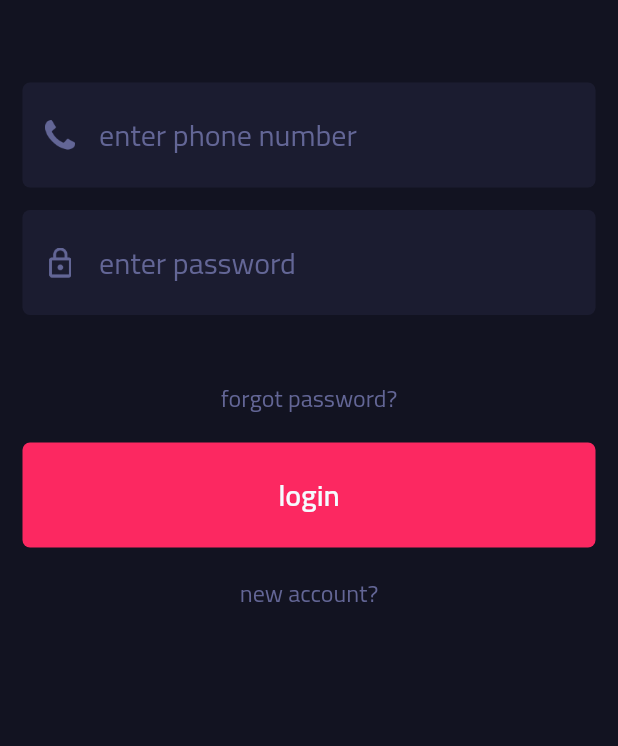
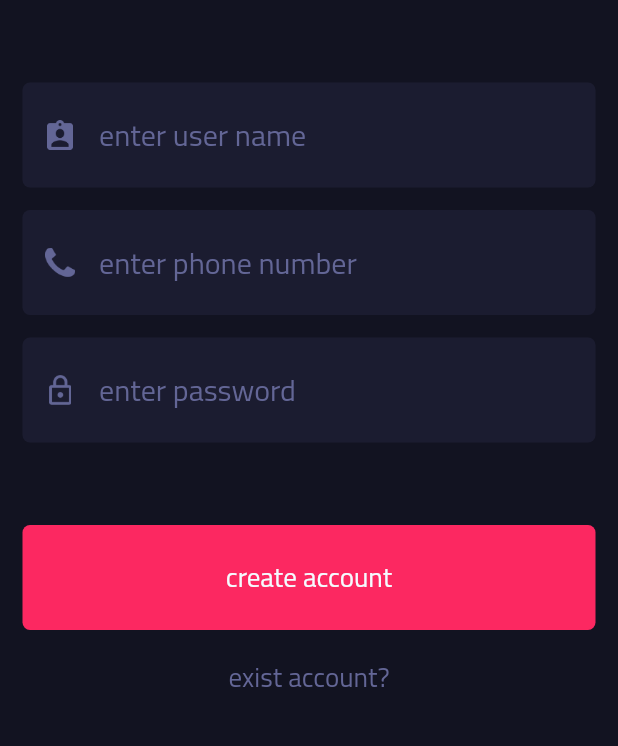
Before and after one commit to evalsxonted/seller-app, a Flutter app: the Login screen opened by its route, after a tap on "new account?", on a phone screen of 412 x 824 dp, the part 135-881 px from its top. Run offline on Flutter 3.47's test engine with Material 2 defaults, Android fonts, the phone set to English and light mode, and no system bars; our stand-ins replace carousel_slider, hive, sqflite; accounts and stored records are empty.

Commit message:
signup fragment added

```diff
--- a/lib/pages/login/login_fragment.dart
+++ b/lib/pages/login/login_fragment.dart
@@ -1,46 +1,26 @@
 import 'package:flutter/material.dart';
-import 'package:seller/pages/start/material_app_props_controller.dart';
-import 'package:seller/utilities/langauges.dart';
+import 'package:seller/pages/login/login_w.dart';
+import 'package:seller/pages/login/signup_fragment.dart';
 import 'package:seller/utilities/ui_helper.dart';
 import 'package:seller/widgets/button_main.dart';
+import 'package:seller/widgets/home_wrapper.dart';
 import 'package:seller/widgets/input.dart';
 
+import 'logo_bar.dart';
+
 class LoginFragment extends StatelessWidget {
-  final HelperUI _ui = HelperUI(PropsHandler.getContext);
-  final Languages _languages = Languages(PropsHandler.singleton.getLocale);
-  static TextEditingController phoneController = TextEditingController();
-  static TextEditingController passwordController = TextEditingController();
+  static TextEditingController _phoneController = TextEditingController();
+  static TextEditingController _passwordController = TextEditingController();
   @override
   Widget build(BuildContext context) {
+    HomeInherited homeInherited = HomeInherited.of(context)!;
     return SingleChildScrollView(
       child: Column(
         crossAxisAlignment: CrossAxisAlignment.center,
         children: [
-          Container(
-            width: _ui.maxWidth,
-            margin: EdgeInsets.only(
-                left: HelperUI.largePadding,
-                top: HelperUI.extraLargePadding,
-                right: HelperUI.largePadding,
-                bottom: HelperUI.extraLargePadding),
-            child: Row(
-              mainAxisAlignment: MainAxisAlignment.spaceBetween,
-              children: [
-                Image.asset(
-                  "assets/logo.png",
-                  width: 50,
-                  height: 50,
-                ),
-                Text(
-                    _languages.getText("logo"),
-                  style: Theme.of(context)
-                      .textTheme
-                      .headline1
-                      ?.copyWith(color: Theme.of(context).hintColor),
-                ),
-              ],
-            ),
-          ),
+          //logo bar
+          LogoBar(),
+          //phone input
           Container(
             margin: EdgeInsets.only(
               right: HelperUI.largePadding,
@@ -49,8 +29,8 @@ class LoginFragment extends StatelessWidget {
             ),
             child: CustomInput(
               key: Key("phone"),
-              editingController: phoneController,
-              hintText:  _languages.getText("enterPhone"),
+              editingController: _phoneController,
+              hintText: homeInherited.languages.getText("enterPhone"),
               inputIcon: Image.asset(
                 "assets/phone.png",
                 width: 20,
@@ -58,6 +38,7 @@ class LoginFragment extends StatelessWidget {
               ),
             ),
           ),
+          //password input
           Container(
             margin: EdgeInsets.only(
                 right: HelperUI.largePadding,
@@ -66,8 +47,8 @@ class LoginFragment extends StatelessWidget {
                 bottom: HelperUI.extraLargePadding),
             child: CustomInput(
               key: Key("password"),
-              editingController: passwordController,
-              hintText: _languages.getText("enterPassword"),
+              editingController: _passwordController,
+              hintText: homeInherited.languages.getText("enterPassword"),
               inputIcon: Image.asset(
                 "assets/password.png",
                 width: 20,
@@ -76,37 +57,36 @@ class LoginFragment extends StatelessWidget {
             ),
           ),
           InkWell(
-            onTap: () { },
+            onTap: () {},
             child: Text(
-              _languages.getText("forgotPassword"),
-              style: Theme.of(context)
-                  .textTheme
-                  .bodyText2
-                  ?.copyWith(color: Theme.of(context).hintColor),
+              homeInherited.languages.getText("forgotPassword"),
+              style: homeInherited.ui.normalTextStyle
+                  ?.copyWith(color: homeInherited.ui.hintColor),
             ),
           ),
           Container(
             margin: EdgeInsets.only(
-                right: HelperUI.largePadding, left: HelperUI.largePadding, top: HelperUI.largePadding, bottom: HelperUI.largePadding),
+                right: HelperUI.largePadding,
+                left: HelperUI.largePadding,
+                top: HelperUI.largePadding,
+                bottom: HelperUI.largePadding),
             child: MainButton(
-              buttonText: _languages.getText("login"),
+              buttonText: homeInherited.languages.getText("login"),
               buttonType: ButtonType.primary,
-              buttonFunction: (){},
+              buttonFunction: () {},
             ),
           ),
           InkWell(
-            onTap: (){},
+            onTap: () => goToSignUpFragment(context),
             child: Text(
-              _languages.getText("newAccount"),
-              style: Theme.of(context)
-                  .textTheme
-                  .bodyText2
-                  ?.copyWith(color: Theme.of(context).hintColor),
+              homeInherited.languages.getText("newAccount"),
+              style: homeInherited.ui.normalTextStyle
+                  ?.copyWith(color: homeInherited.ui.hintColor),
             ),
           ),
         ],
       ),
     );
-
   }
+  goToSignUpFragment(BuildContext context) => LoginInherit.of(context)!.loginController.changePage = SignUpFragment();
 }
--- a/lib/pages/login/login_w.dart
+++ b/lib/pages/login/login_w.dart
@@ -1,7 +1,6 @@
 import 'package:flutter/material.dart';
 import 'package:seller/pages/login/login_c.dart';
-import 'package:seller/pages/start/material_app_props_controller.dart';
-import 'package:seller/utilities/ui_helper.dart';
+import 'package:seller/widgets/home_wrapper.dart';
 import 'package:seller/widgets/overlay_c.dart';
 import 'package:seller/widgets/overlay_w.dart';
 
@@ -27,16 +26,16 @@ class LoginInherit extends InheritedWidget {
 }
 
 class Login extends StatelessWidget {
-  final HelperUI _helperUI = HelperUI(PropsHandler.getContext);
   @override
   Widget build(BuildContext context) {
+    // HomeInherited homeInherited = HomeInherited.of(context)!;
     return LoginInherit(
         loginController: LoginController(),
         overlayController: MyOverlayController(),
         child: Builder(
           builder: (context) =>
              Scaffold(
-              backgroundColor: _helperUI.bgColor,
+              backgroundColor: HomeInherited.of(context)!.ui.bgColor,
               appBar: null,
               body: MyOverlay(
                 overlayChild: ValueListenableBuilder(
--- a/lib/pages/login/logo_bar.dart
+++ b/lib/pages/login/logo_bar.dart
@@ -0,0 +1,33 @@
+import 'package:flutter/material.dart';
+import 'package:seller/utilities/ui_helper.dart';
+import 'package:seller/widgets/home_wrapper.dart';
+
+class LogoBar extends StatelessWidget {
+  @override
+  Widget build(BuildContext context) {
+    HomeInherited homeInherited = HomeInherited.of(context)!;
+    return Container(
+      width: homeInherited.ui.maxWidth,
+      margin: EdgeInsets.only(
+          left: HelperUI.largePadding,
+          top: HelperUI.extraLargePadding,
+          right: HelperUI.largePadding,
+          bottom: HelperUI.extraLargePadding),
+      child: Row(
+        mainAxisAlignment: MainAxisAlignment.spaceBetween,
+        children: [
+          Image.asset(
+            "assets/logo.png",
+            width: 50,
+            height: 50,
+          ),
+          Text(
+            homeInherited.languages.getText("logo"),
+            style: homeInherited.ui.bigTitleTextStyle
+                ?.copyWith(color: homeInherited.ui.hintColor),
+          ),
+        ],
+      ),
+    );
+  }
+}
--- /dev/null
+++ b/lib/pages/login/signup_fragment.dart
@@ -0,0 +1,145 @@
+
+import 'package:flutter/material.dart';
+import 'package:seller/utilities/ui_helper.dart';
+import 'package:seller/widgets/button_main.dart';
+import 'package:seller/widgets/home_wrapper.dart';
+import 'package:seller/widgets/input.dart';
+
+import 'login_fragment.dart';
+import 'login_w.dart';
+import 'logo_bar.dart';
+
+class SignUpFragment extends StatelessWidget {
+  static TextEditingController _nameController = TextEditingController();
+  static TextEditingController _phoneController = TextEditingController();
+  static TextEditingController _passwordController = TextEditingController();
+
+  @override
+  Widget build(BuildContext context) {
+    HomeInherited homeInherited = HomeInherited.of(context)!;
+    return Column(
+      crossAxisAlignment: CrossAxisAlignment.center,
+      children: [
+        LogoBar(),
+        Container(
+          margin: EdgeInsets.only(
+            right: HelperUI.largePadding,
+            left: HelperUI.largePadding,
+            top: HelperUI.largePadding,
+          ),
+          child: CustomInput(
+            editingController: _nameController,
+            hintText: homeInherited.languages.getText("enterName"),
+            inputIcon: Image.asset(
+              "assets/person.png",
+              width: 20,
+              height: 20,
+            ),
+          ),
+        ),
+        Container(
+          margin: EdgeInsets.only(
+            right: HelperUI.largePadding,
+            left: HelperUI.largePadding,
+            top: HelperUI.largePadding,
+          ),
+          child: CustomInput(
+            editingController: _phoneController,
+            hintText: homeInherited.languages.getText("enterPhone"),
+            inputIcon: Image.asset(
+              "assets/phone.png",
+              width: 20,
+              height: 20,
+            ),
+          ),
+        ),
+        Container(
+          margin: EdgeInsets.only(
+            right: HelperUI.largePadding,
+            left: HelperUI.largePadding,
+            top: HelperUI.largePadding,
+            bottom: HelperUI.extraLargePadding,
+          ),
+          child: CustomInput(
+            editingController: _passwordController,
+            hintText: homeInherited.languages.getText("enterPassword"),
+            inputIcon: Image.asset(
+              "assets/password.png",
+              width: 20,
+              height: 20,
+            ),
+          ),
+        ),
+        Container(
+          margin: EdgeInsets.only(
+              right: HelperUI.largePadding,
+              left: HelperUI.largePadding,
+              top: HelperUI.largePadding,
+              bottom: HelperUI.largePadding),
+          child: MainButton(
+            buttonText: homeInherited.languages.getText("createAccount"),
+            buttonType: ButtonType.primary,
+            buttonFunction: () {},
+          ),
+        ),
+        InkWell(
+          onTap: () => goToLoginFragment(context),
+          child: Text(
+            homeInherited.languages.getText("alreadyExist"),
+            style: homeInherited.ui.normalTextStyle
+                ?.copyWith(color: homeInherited.ui.hintColor),
+          ),
+        ),
+      ],
+    );
+  }
+
+  goToLoginFragment(BuildContext context) => LoginInherit.of(context)!.loginController.changePage = LoginFragment();
+
+  validPhone(String phoneText) {
+    if (phoneText.length == 11) {
+      int phone;
+      try {
+        phone = int.parse(phoneText);
+      } on Exception {
+        return -1;
+      }
+      if (phoneText.substring(0, 2) != "07") {
+        return -1;
+      } else {
+        return phone;
+      }
+    }
+    //
+    else if (phoneText.length == 10) {
+      int phone;
+      try {
+        phone = int.parse(phoneText);
+      } on Exception {
+        return -1;
+      }
+      if (phoneText.substring(0, 1) != "7") {
+        return -1;
+      } else {
+        return phone;
+      }
+    }
+    //
+    else if (phoneText.length == 15) {
+      int phone;
+      try {
+        phone = int.parse(phoneText.substring(5));
+      } on Exception {
+        return -1;
+      }
+      if (phoneText.substring(0, 5) != "00964") {
+        return -1;
+      } else {
+        return phone;
+      }
+    } else {
+      return -1;
+    }
+  }
+
+}
--- a/lib/pages/start/material_app_props_controller.dart
+++ b/lib/pages/start/material_app_props_controller.dart
@@ -10,7 +10,7 @@ class PropsHandler{
   late ValueNotifier<int> _valueNotifier;
   ThemeProvider _themeProvider = ThemeProvider();
   LocaleProvider _localeProvider = LocaleProvider();
-  static GlobalKey<NavigatorState> navigatorKey = GlobalKey<NavigatorState>();
+  GlobalKey<NavigatorState> navigatorKey = GlobalKey<NavigatorState>();
   late ThemeMode _themeMode ;
   late Locale _locale;
 
@@ -59,6 +59,6 @@ class PropsHandler{
   ThemeMode get getThemeMode => _themeMode;
   Locale get getLocale => _locale;
   TextDirection get getTextDirection => _currentDirectionality(_locale);
-  static BuildContext get getContext => navigatorKey.currentContext!;
+   BuildContext get getContext => navigatorKey.currentContext!;
 
 }
--- a/lib/pages/welcome/carousel_indicator.dart
+++ b/lib/pages/welcome/carousel_indicator.dart
@@ -1,4 +1,5 @@
 import 'package:flutter/material.dart';
+import 'package:seller/widgets/home_wrapper.dart';
 
 import 'welcome_w.dart';
 
@@ -26,8 +27,8 @@ class CarouselIndicator extends StatelessWidget {
                   decoration: BoxDecoration(
                     shape: BoxShape.circle,
                     color: currentIndex == index
-                        ? Colors.white
-                        : Theme.of(context).primaryColor,
+                        ? HomeInherited.of(context)!.ui.highlightColor
+                        : HomeInherited.of(context)!.ui.primaryButtonColor,
                   ),
                 );
               },
--- a/lib/utilities/langauges.dart
+++ b/lib/utilities/langauges.dart
@@ -34,6 +34,10 @@ class Languages {
     "login": "تسجيل الدخول",
     "newAccount": "انشاء حساب؟",
     "enterPhone": "ادخل رقم الهاتف",
+    //login screen - signup fragment
+    "enterName": "ادخل اسم المستخدم",
+    "createAccount": "تسجيل الحساب",
+    "alreadyExist": "لديك حساب؟",
 
   };
   static Map<String, String> _englishLanguage = {
@@ -71,6 +75,11 @@ class Languages {
     "login": "login",
     "newAccount": "new account?",
     "enterPhone": "enter phone number",
+    //login screen - signup fragment
+    "enterName": "enter user name",
+    "createAccount": "create account",
+    "alreadyExist": "exist account?",
+
 
   };
 
--- a/lib/utilities/theme_provider.dart
+++ b/lib/utilities/theme_provider.dart
@@ -17,28 +17,31 @@ class ThemeProvider{
     highlightColor: Color(0xffF5FBFF),
     dialogBackgroundColor: Color(0xff35363A),
     textTheme: TextTheme(
-      //normal text
-      bodyText1: TextStyle(
-        fontSize: 20,
-        fontWeight: FontWeight.w600,
-      ),
-      bodyText2: TextStyle(
-        fontSize: 16,
-        fontWeight: FontWeight.w400,
-      ),
-      //titles and headlines
+
+      //big title
       headline1: TextStyle(
         fontSize: 25,
         fontWeight: FontWeight.w800,
       ),
+      //normal title
       headline2: TextStyle(
-        fontSize: 20,
+        fontSize: 22,
         fontWeight: FontWeight.w700,
       ),
-      button: TextStyle(
+      //big body text
+      headline3: TextStyle(
         fontSize: 20,
         fontWeight: FontWeight.w600,
-        color: Color(0xffF5FBFF),
+      ),
+      //normal body text
+      headline4: TextStyle(
+        fontSize: 18,
+        fontWeight: FontWeight.w500,
+      ),
+      //small body text
+      headline5: TextStyle(
+        fontSize: 16,
+        fontWeight: FontWeight.w400,
       ),
       //caption == hint text
       caption: TextStyle(
@@ -64,28 +67,31 @@ class ThemeProvider{
     highlightColor: Color(0xffF5FBFF),
     dialogBackgroundColor: Color(0xff35363A),
     textTheme: TextTheme(
-      //normal text
-      bodyText1: TextStyle(
-        fontSize: 20,
-        fontWeight: FontWeight.w600,
-      ),
-      bodyText2: TextStyle(
-        fontSize: 16,
-        fontWeight: FontWeight.w400,
-      ),
-      //titles and headlines
+
+      //big title
       headline1: TextStyle(
         fontSize: 25,
         fontWeight: FontWeight.w800,
       ),
+      //normal title
       headline2: TextStyle(
-        fontSize: 20,
+        fontSize: 22,
         fontWeight: FontWeight.w700,
       ),
-      button: TextStyle(
+      //big body text
+      headline3: TextStyle(
         fontSize: 20,
         fontWeight: FontWeight.w600,
-        color: Color(0xffF5FBFF),
+      ),
+      //normal body text
+      headline4: TextStyle(
+        fontSize: 16,
+        fontWeight: FontWeight.w400,
+      ),
+      //small body text
+      headline5: TextStyle(
+        fontSize: 14,
+        fontWeight: FontWeight.w500,
       ),
       //caption == hint text
       caption: TextStyle(
--- a/lib/utilities/ui_helper.dart
+++ b/lib/utilities/ui_helper.dart
@@ -27,11 +27,38 @@ class HelperUI {
 
   Color get iconColor => _currentTheme.hintColor;
 
+  Color get highlightColor => _currentTheme.highlightColor;
+
   Color get textFieldBgColor => _currentTheme.canvasColor;
   TextStyle? get textFieldHintStyle => _currentTheme.textTheme.caption
       ?.copyWith(color: hintColor);
-  TextStyle? get textFieldTextStyle => _currentTheme.textTheme.bodyText1;
+  TextStyle? get textFieldTextStyle => _currentTheme.textTheme.headline4;
+
+  TextStyle? get bigTitleTextStyle => _currentTheme.textTheme.headline1;
+
+  TextStyle? get titleTextStyle => _currentTheme.textTheme.headline2;
+
+  TextStyle? get bigTextStyle => _currentTheme.textTheme.headline3;
+
+  TextStyle? get normalTextStyle => _currentTheme.textTheme.headline4;
+
+  TextStyle? get smallTextStyle => _currentTheme.textTheme.headline5;
+
+  TextStyle? get primaryButtonTextStyle => _currentTheme.textTheme.headline4;
+
+  TextStyle? get accentButtonTextStyle => _currentTheme.textTheme.headline4?.copyWith(color: hintColor);
+
+  TextStyle? get highlightTextStyle =>  normalTextStyle?.copyWith(
+      decoration: TextDecoration.underline,
+      color: _currentTheme.accentColor);
+
   double get maxWidth => _mediaQuery.size.width;
 
   double get maxHeight => _mediaQuery.size.height;
+
+  Color get primaryButtonColor => _currentTheme.primaryColor;
+
+  Color get accentButtonColor => _currentTheme.accentColor;
+
+
 }
--- a/lib/widgets/button_main.dart
+++ b/lib/widgets/button_main.dart
@@ -1,4 +1,5 @@
 import 'package:flutter/material.dart';
+import 'package:seller/utilities/ui_helper.dart';
 
 enum ButtonType {
   primary,
@@ -9,14 +10,16 @@ class MainButton extends StatelessWidget {
   final String buttonText;
   final VoidCallback buttonFunction;
   final ButtonType buttonType;
+  late final HelperUI _ui;
 
-  const MainButton(
+  MainButton(
       {required this.buttonText,
       required this.buttonFunction,
        this.buttonType = ButtonType.primary});
 
   @override
   Widget build(BuildContext context) {
+    _ui = HelperUI(context);
     return InkWell(
       onTap: buttonFunction,
       child: Container(
@@ -24,25 +27,24 @@ class MainButton extends StatelessWidget {
         height: 70,
         width: MediaQuery.of(context).size.width,
         decoration: BoxDecoration(
-          color: getButtonColor(context),
+          color: getButtonColor,
           borderRadius: BorderRadius.all(Radius.circular(5)),
         ),
-        child: Text(buttonText, style: getButtonTextColor(context)),
+        child: Text(buttonText, style: getButtonTextColor),
       ),
     );
   }
-  Color getButtonColor(BuildContext context){
+
+  Color get getButtonColor {
     switch(buttonType){
-      case ButtonType.primary: return Theme.of(context).primaryColor;
-      case ButtonType.accent: return Theme.of(context).accentColor;
-      default : return Theme.of(context).primaryColor;
+      case ButtonType.primary: return _ui.primaryButtonColor;
+      case ButtonType.accent: return _ui.accentButtonColor;
     }
   }
-  TextStyle? getButtonTextColor(BuildContext context){
+  TextStyle? get getButtonTextColor {
     switch(buttonType){
-      case ButtonType.primary: return Theme.of(context).textTheme.button;
-      case ButtonType.accent: return Theme.of(context).textTheme.button?.copyWith(color: Theme.of(context).hintColor);
-      default : return Theme.of(context).textTheme.button;
+      case ButtonType.primary: return _ui.primaryButtonTextStyle;
+      case ButtonType.accent: return _ui.accentButtonTextStyle;
     }
   }
 }
--- a/lib/widgets/home_wrapper.dart
+++ b/lib/widgets/home_wrapper.dart
@@ -0,0 +1,31 @@
+import 'package:flutter/material.dart';
+import 'package:seller/pages/start/material_app_props_controller.dart';
+import 'package:seller/utilities/langauges.dart';
+import 'package:seller/utilities/ui_helper.dart';
+
+class HomeInherited extends InheritedWidget{
+  final Widget child;
+  final HelperUI ui;
+  final Languages languages;
+  HomeInherited( {Key? key, required this.child, required this.ui ,required this.languages,})
+      : super(key: key, child: child);
+
+
+  static HomeInherited? of(BuildContext context) =>
+      context.dependOnInheritedWidgetOfExactType<HomeInherited>();
+
+  @override
+  bool updateShouldNotify(covariant HomeInherited oldWidget) {
+    return !identical(oldWidget.ui, ui) || !identical(oldWidget.languages, languages);
+  }
+}
+class HomeWrapper extends StatelessWidget {
+  final Widget child;
+  const HomeWrapper({Key? key,required this.child}) : super(key: key);
+  @override
+  Widget build(BuildContext context) {
+    return HomeInherited(child: Directionality(
+      textDirection: PropsHandler.singleton.getTextDirection,
+        child: child), ui: HelperUI(context), languages: Languages(PropsHandler.singleton.getLocale));
+  }
+}
--- a/lib/widgets/input.dart
+++ b/lib/widgets/input.dart
@@ -7,7 +7,7 @@ class CustomInput extends StatelessWidget {
   final String? hintText;
   final TextEditingController editingController;
   final bool? enabled;
-  final HelperUI _ui = HelperUI(PropsHandler.getContext);
+  final HelperUI _ui = HelperUI(PropsHandler.singleton.getContext);
 
   CustomInput(
       {Key? key,
```
Also changed, not shown: lib/pages/login/password_input.dart (+9 -0 lines), lib/pages/start/start_w.dart (+11 -6 lines), lib/pages/welcome/carousel.dart (+6 -5 lines), lib/pages/welcome/carousel_item.dart (+11 -13 lines), lib/pages/welcome/language_buttons_w.dart (+10 -14 lines), lib/pages/welcome/welcome_w.dart (+9 -16 lines), 1 other file. Lines whose indentation alone changed are shown as unchanged.
